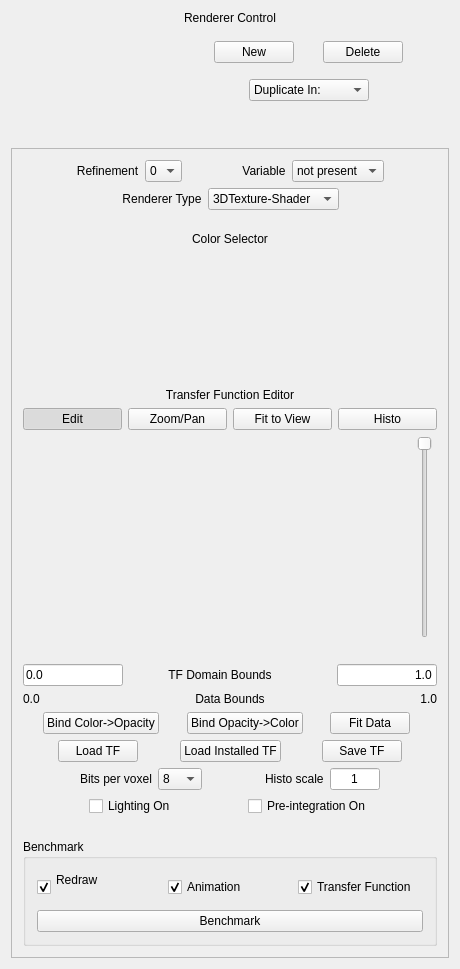
The window that apps/vaporgui/guis/ui/dvr.ui (yyr/vapor) describes before a commit, drawn with Qt 5.
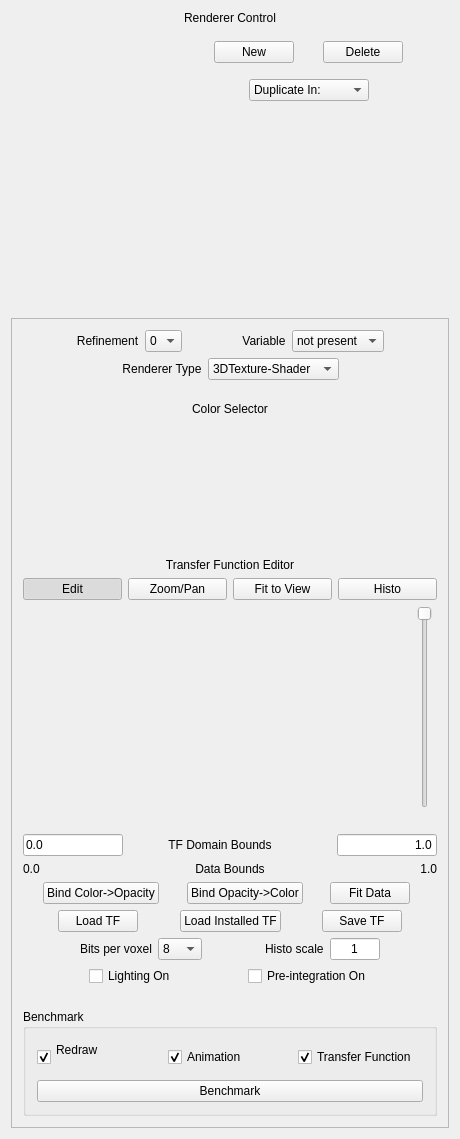
The same window after the commit. Custom widgets are drawn as their Qt base class.

Diff of the .ui file:
```diff
--- a/apps/vaporgui/guis/ui/dvr.ui
+++ b/apps/vaporgui/guis/ui/dvr.ui
@@ -7,7 +7,7 @@
     <x>0</x>
     <y>0</y>
     <width>460</width>
-    <height>969</height>
+    <height>1139</height>
    </rect>
   </property>
   <property name="sizePolicy">
```
Left out of the diff: 2 changed lines with no effect on the pictures.
